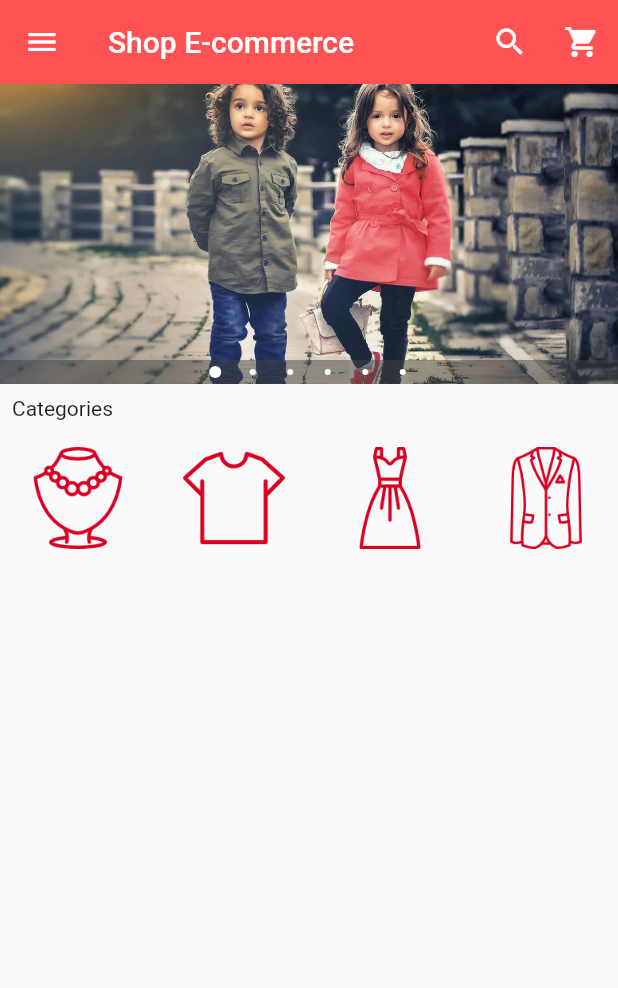
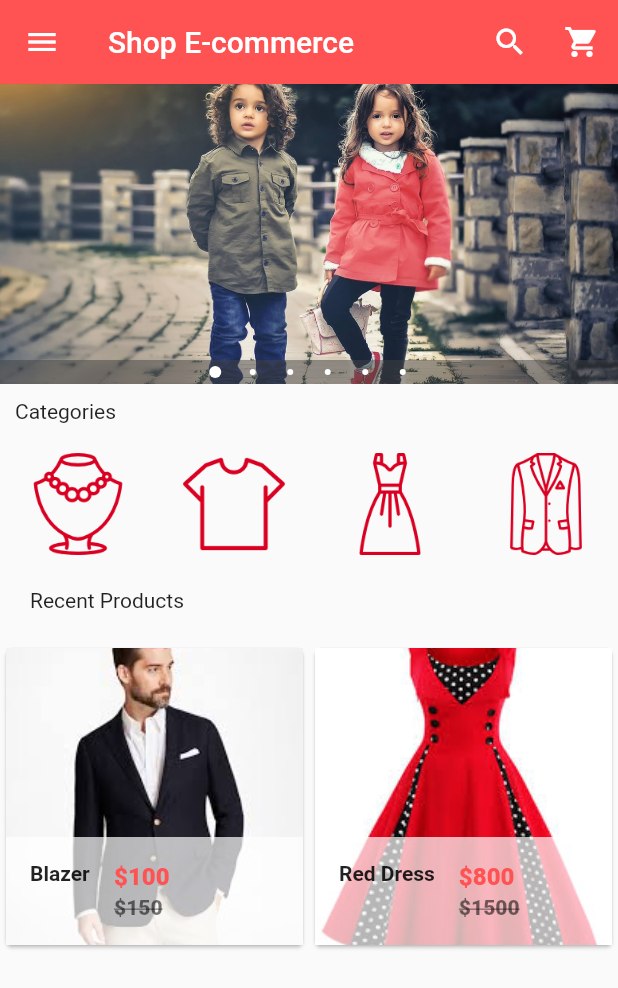
Before and after one commit to mervinkogei/E-commerce-Flutter-, a Flutter app: the screen it shows after launch, on a phone screen of 412 x 824 dp. Shown: the top 988 px of the screen. Run offline on Flutter 3.47's test engine with Material 2 defaults, Android fonts, the phone set to English and light mode, and no system bars; drawn by our look-alikes of carousel_pro.

Commit message:
added recent products and their prices

```diff
--- /dev/null
+++ b/lib/components/products.dart
@@ -0,0 +1,73 @@
+import 'package:flutter/material.dart';
+
+class Products extends StatefulWidget {
+  @override
+  _ProductsState createState() => _ProductsState();
+}
+
+class _ProductsState extends State<Products> {
+  var product_list = [
+    {
+      "name": "Blazer",
+      "picture": "images/images/products/blazer1.jpeg",
+      "old_price": 150,
+      "price": 100,
+    },
+    {
+      "name": "Red Dress",
+      "picture": "images/images/products/dress1.jpeg",
+      "old_price": 1500,
+      "price": 800,
+    },
+  ];
+  @override
+  Widget build(BuildContext context) {
+    return GridView.builder(
+        itemCount: product_list.length,
+        gridDelegate:
+            SliverGridDelegateWithFixedCrossAxisCount(crossAxisCount: 2),
+        itemBuilder: (BuildContext context, int index) {
+          return Single_prod(
+            prod_name: product_list[index]['name'],
+            product_picture: product_list[index]['picture'],
+            prod_old_price: product_list[index]['old_price'],
+            prod_price: product_list[index]['price'],
+          );
+        });
+  }
+}
+
+class Single_prod extends StatelessWidget {
+  final prod_name;
+  final product_picture;
+  final prod_old_price;
+  final prod_price;
+
+  Single_prod(
+      {this.prod_name,
+      this.product_picture,
+      this.prod_old_price,
+      this.prod_price});
+
+  @override
+  Widget build(BuildContext context) {
+    return Card(
+      child: Hero(tag: prod_name,
+      child: Material(
+        child: InkWell(onTap: (){},
+        child: GridTile(
+          footer: Container(
+            color: Colors.white70,
+            child: ListTile(
+              leading: Text(prod_name, style: TextStyle(fontWeight: FontWeight.bold),),
+              title: Text("\$$prod_price", style: TextStyle(color: Colors.redAccent, fontWeight: FontWeight.w800),),
+                subtitle: Text(
+                "\$$prod_old_price", style: TextStyle(color: Colors.black54, fontWeight: FontWeight.w800, decoration: TextDecoration.lineThrough),),
+            ),
+          ),
+          child: Image.asset(product_picture, fit: BoxFit.cover,)),
+        ),)),
+    );
+
+  }
+}
--- a/lib/main.dart
+++ b/lib/main.dart
@@ -1,5 +1,6 @@
 import 'package:flutter/material.dart';
 import 'package:carousel_pro/carousel_pro.dart';
+import 'components/products.dart';
 
 //Import files
 import 'package:shop_ecommerce/components/horizontal_listview.dart';
@@ -159,11 +160,20 @@ class _HomePageState extends State<HomePage> {
           //Image Carousel
           image_carousel,
           //Padding
-          Padding(padding: const EdgeInsets.all(8.0),
+          Padding(padding: const EdgeInsets.all(10.0),
           child: Text('Categories'),),
 
           //Horizontal List View begins here
           HorizontalList(),
+
+          Padding(padding: const EdgeInsets.all(20.0),
+          child: Text('Recent Products'),),
+
+          //Grid View
+          Container(
+            height: 320.0,
+            child: Products(),
+          ),
 
         ],
         ),
--- a/pubspec.yaml
+++ b/pubspec.yaml
@@ -53,6 +53,7 @@ flutter:
   assets:
     - images/images/
     - images/images/cats/
+    - images/images/products/
     # - images/images/cats/tshirt.png
     # - images/images/m2.jpg
     # - images/images/w1.jpeg
```
